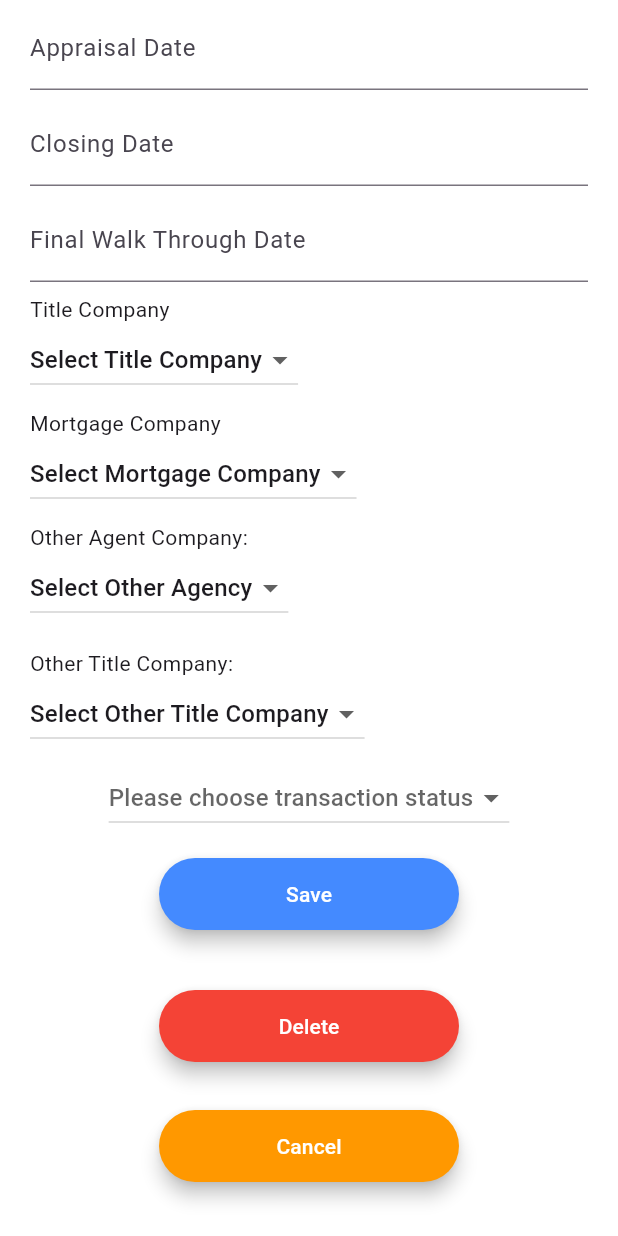
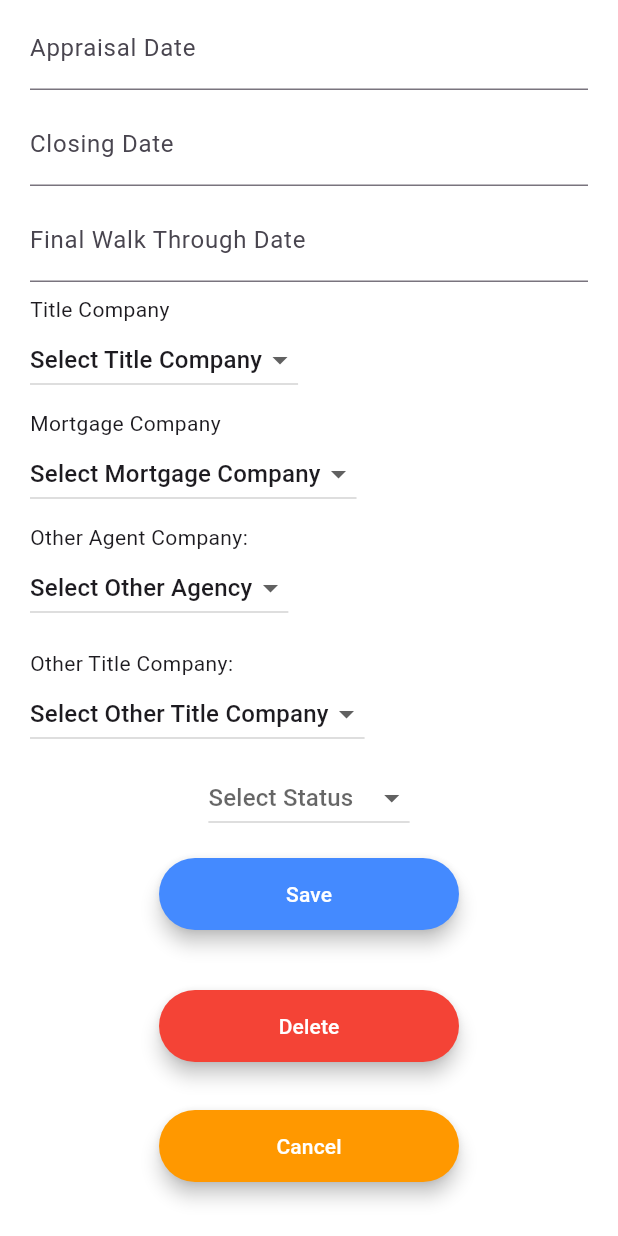
Before and after one commit to nathan-kane/deal_diligence, a Flutter app: the TransactionDetailScreen screen opened directly, on a phone screen of 412 x 824 dp. Run offline on Flutter 3.47's test engine with Material 3 defaults, Android fonts, the phone set to English and light mode, and no system bars; our stand-ins replace cloud_firestore, dartz, equatable, firebase_auth, firebase_core, flutter_credit_card and 11 more; missing offline and left inert: add_2_calendar, flutter_stripe, googleapis; accounts and stored records are empty.

Commit message:
transaction_detail_screen will load now

```diff
--- a/lib/constants.dart
+++ b/lib/constants.dart
@@ -51,6 +51,16 @@ const List kBusinessType = [
 
 const List kFrequencyList = ['daily', 'weekly', 'monthly', 'yearly'];
 
+const List kTrxnStatus = ['Select Status',
+                    'Prospect',
+                    'Listed',
+                    'Under Contract',
+                    'On Hold',
+                    'Closed',
+                    'Archived'];
+
+const List kClientType = ['Choose Client Type', 'Buyer', 'Seller'];
+
 const List kStates = [
   'Choose State',
   'AL',
--- a/lib/screens/transaction_detail_screen.dart
+++ b/lib/screens/transaction_detail_screen.dart
@@ -17,7 +17,7 @@ import 'package:deal_diligence/Providers/trxn_provider.dart';
 import 'package:deal_diligence/Providers/user_provider.dart';
 import 'package:deal_diligence/components/rounded_button.dart';
 import 'package:deal_diligence/constants.dart' as constants;
-import 'package:deal_diligence/screens/list_of_trxns.dart';
+//import 'package:deal_diligence/screens/list_of_trxns.dart';
 import 'package:deal_diligence/screens/main_screen.dart';
 import 'package:deal_diligence/screens/popup_commission.dart';
 import 'package:deal_diligence/screens/property_webview_screen.dart';
@@ -34,6 +34,8 @@ String? _companyId;
 String? _selectedCompany;
 String? _selectedUser;
 String? _selectedClientState;
+String? _selectedClientType;
+String? _selectedTrxnStatus;
 String? _selectedInspectorCompany;
 String? _selectedAppraiserCompany;
 String? _selectedOtherAgentCompany;
@@ -42,6 +44,8 @@ String? _selectedMortgageCompany;
 String? _selectedOtherTitleCompany;
 String? _currentPropertyState;
 String? _currentClientState;
+String? _currentClientType;
+String? _currentTrxnStatus;
 
 // List<DropdownMenuItem<String>> propertyStateItems = [];
 // List<DropdownMenuItem<String>> clientStateItems = [];
@@ -78,6 +82,7 @@ class _TransactionDetailScreenState
     extends ConsumerState<TransactionDetailScreen> {
   StreamProvider<List<Trxn>>? streamProvider;
   final _db = FirebaseFirestore.instance;
+  String? _clientType;
   String? _clientId;
 
   DocumentReference? docRef;
@@ -92,7 +97,7 @@ class _TransactionDetailScreenState
   bool _hasCellNumber = false;
   bool _hasHomeNumber = false;
   String? _mlsSearchLink;
-  String _clientType = 'Select Client Type';
+  //String _clientType = 'Select Client Type';
   double commission = 0.0;
   late final StreamSubscription _trxnStream;
   late final StreamSubscription _clientStream;
@@ -202,12 +207,16 @@ class _TransactionDetailScreenState
     super.initState();
 
     _dropDownState = getDropDownState();
+    _dropdownClientType = getDropDownClientType();
+    _dropdownTrxnStatusList = getDropDownTrxnStatus();
     _selectedUser = 'Select Agent';
   }
 
   String _currentStatus = "Select Status";
 
   List<DropdownMenuItem<String>>? _dropDownState;
+  List<DropdownMenuItem<String>>? _dropdownClientType;
+  List<DropdownMenuItem<String>>? _dropdownTrxnStatusList;
 
   List<DropdownMenuItem<String>> getDropDownState() {
     List<DropdownMenuItem<String>> items = [];
@@ -221,6 +230,30 @@ class _TransactionDetailScreenState
     return items;
   }
 
+  List<DropdownMenuItem<String>> getDropDownClientType() {
+    List<DropdownMenuItem<String>> items = [];
+    for (String clientType in constants.kClientType /* as Iterable<String>*/) {
+      items.add(DropdownMenuItem(
+          value: clientType,
+          child: Text(
+            clientType,
+          )));
+    }
+    return items;
+  }
+
+  List<DropdownMenuItem<String>> getDropDownTrxnStatus() {
+    List<DropdownMenuItem<String>> items = [];
+    for (String trxnStatus in constants.kTrxnStatus /* as Iterable<String>*/) {
+      items.add(DropdownMenuItem(
+          value: trxnStatus,
+          child: Text(
+            trxnStatus,
+          )));
+    }
+    return items;
+  }
+
   Future<void> _launchURL(Uri url) async {
     //const url = 'https://flutterdevs.com/';
     if (await canLaunchUrl(url)) {
@@ -249,20 +282,33 @@ class _TransactionDetailScreenState
         .updateselectedTrxnState(selectedState!);
   }
 
-  void changedClientDropDownState(String? selectedState) {
+  void changedClientDropDownState(String? selectedClientState) {
     setState(() {
-      _currentClientState = selectedState;
+      _currentClientState = selectedClientState;
     });
     bClientChanged = true;
-    ref.read(clientNotifierProvider.notifier).updateClientState(selectedState!);
+    ref
+        .read(clientNotifierProvider.notifier)
+        .updateClientState(selectedClientState!);
   }
 
-  // void changedDropDownClientType(String selectedClientType) {
-  //   setState(() {
-  //     _clientType = selectedClientType;
-  //   });
-  //   //globals.selectedTrxnState = selectedClientType;
-  // }
+  void changedDropDownClientType(String? selectedClientType) {
+    setState(() {
+      _currentClientType = selectedClientType;
+    });
+    ref
+        .read(clientNotifierProvider.notifier)
+        .updateClientType(selectedClientType!);
+  }
+
+  void changedDropDownTrxnStatus(String? selectedTrxnStatus) {
+    setState(() {
+      _currentTrxnStatus = selectedTrxnStatus;
+    });
+    ref
+        .read(clientNotifierProvider.notifier)
+        .updateClientType(selectedTrxnStatus!);
+  }
 
   void changedDropDownAgency(String? selectedCompany) {
     setState(() {
@@ -365,6 +411,8 @@ class _TransactionDetailScreenState
         _selectedOtherAgentCompany = null;
         _selectedOtherTitleCompany = null;
         _currentClientState = null;
+        _currentClientType = null;
+        _currentTrxnStatus = null;
       });
     } else {
       // Populate controllers when transaction exists
@@ -517,7 +565,7 @@ class _TransactionDetailScreenState
             inspectionDateController.text = "";
           }
 
-          // Initialize the appraiser dropdownbutton
+          /// Initialize the appraiser dropdownbutton
           if (trxnSnapshot.data()?['appraiserCompanyId'] == "" ||
               trxnSnapshot.data()?['appraiserCompanyId'] == null) {
             _selectedAppraiserCompany = "Select Appraiser";
@@ -635,10 +683,28 @@ class _TransactionDetailScreenState
               setState(() {
                 if (clientSnapshot.data()?['clientState'] == null ||
                     clientSnapshot.data()?['clientState'] == "") {
-                  _currentClientState = "Choose State";
+                  _currentClientState = "Choose Client State";
                   //clientStateController.text = "AL";
                 } else {
                   _currentClientState = clientSnapshot.data()?['clientState'];
+                }
+              });
+
+              setState(() {
+                if (clientSnapshot.data()?['clientType'] == null ||
+                    clientSnapshot.data()?['clientType'] == "") {
+                  _currentClientType = "Choose Client Type";
+                } else {
+                  _currentClientType = clientSnapshot.data()?['clientType'];
+                }
+              });
+
+              setState(() {
+                if (clientSnapshot.data()?['trxnStatus'] == null ||
+                    clientSnapshot.data()?['trxnStatus'] == "") {
+                  _currentTrxnStatus = "Select Status";
+                } else {
+                  _currentTrxnStatus = clientSnapshot.data()?['trxnStatus'];
                 }
               });
 
@@ -687,6 +753,12 @@ class _TransactionDetailScreenState
     ref
         .read(clientNotifierProvider.notifier)
         .updateClientState(_currentClientState!);
+    ref
+        .read(clientNotifierProvider.notifier)
+        .updateClientType(_currentClientType!);
+    ref
+        .read(clientNotifierProvider.notifier)
+        .updateClientType(_currentTrxnStatus!);
     ref
         .read(clientNotifierProvider.notifier)
         .updateCellPhone(clientCellPhoneController.text);
@@ -808,50 +880,52 @@ class _TransactionDetailScreenState
                 const SizedBox(
                   height: 8.0,
                 ),
-                // Container(
-                //   /* Populate the Agent dropdown only if
-                //        there is an agency to associate the agent with.
-                //      */
-                //   child: _currentCompany != null && _currentCompany != ""
-                //       ? StreamBuilder(
-                //           stream: _db
-                //               .collection('users')
-                //               .where('companyId', isEqualTo: _currentCompany)
-                //               .snapshots(),
-                //           builder:
-                //               (BuildContext context, AsyncSnapshot snapshot) {
-                //             List<DropdownMenuItem<String>> userItems = [];
-                //             if (snapshot.hasData) {
-                //               final userList = snapshot.data.docs;
-                //               for (var user in userList) {
-                //                 userItems.add(
-                //                   DropdownMenuItem(
-                //                     value: user.id,
-                //                     child: Text(
-                //                       user['fName'] + '' + user['lName'],
-                //                     ),
-                //                   ),
-                //                 );
-                //               }
-                //             } else {
-                //               return const CircularProgressIndicator();
-                //             }
-                //             return DropdownButton<String>(
-                //               hint: const Text("Select User"),
-                //               value: _selectedUser,
-                //               onChanged: (userValue) {
-                //                 setState(() {
-                //                   _selectedUser = userValue;
-                //                   ref
-                //                       .read(globalsNotifierProvider.notifier)
-                //                       .updatecurrentUserId(userValue!);
-                //                 });
-                //               },
-                //               items: userItems,
-                //             );
-                //           })
-                //       : const Text('No users yet'),
-                // ),
+                Container(
+                  /* Populate the Agent dropdown only if
+                       there is an agency to associate the agent with.
+                     */
+                  child: _currentCompany != null && _currentCompany != ""
+                      ? StreamBuilder(
+                          stream: _db
+                              .collection('users')
+                              .where('companyId', isEqualTo: _currentCompany)
+                              .snapshots(),
+                          builder:
+                              (BuildContext context, AsyncSnapshot snapshot) {
+                            List<DropdownMenuItem<String>> userItems = [];
+                            if (snapshot.hasData) {
+                              final userList = snapshot.data.docs;
+                              for (var user in userList) {
+                                userItems.add(
+                                  DropdownMenuItem(
+                                    value: user.id,
+                                    child: Text(
+                                      user['fName'] + '' + user['lName'],
+                                    ),
+                                  ),
+                                );
+                              }
+                            } else {
+                              return const CircularProgressIndicator();
+                            }
+                            return DropdownButton<String>(
+                              hint: const Text("Select User"),
+                              value: _selectedUser,
+                              onChanged: (userValue) {
+                                setState(() {
+                                  _selectedUser = userValue;
+                                  ref
+                                      .read(globalsNotifierProvider.notifier)
+                                      .updatecurrentUserId(userValue!);
+                                });
+                              },
+                              items: userItems,
+                            );
+                          })
+                      : const Text('No users yet'),
+                ),
+
+                /// Display the client information in a collapsable panel
                 Card(
                   child: Column(
                     mainAxisAlignment: MainAxisAlignment.start,
@@ -942,7 +1016,7 @@ class _TransactionDetailScreenState
                           DropdownButton(
                             value: _currentClientState,
                             items: _dropDownState,
-                            hint: const Text('Choose State'),
+                            hint: const Text('Choose Client State'),
                             onChanged: changedClientDropDownState,
                           ),
                           TextField(
@@ -1062,30 +1136,16 @@ class _TransactionDetailScreenState
                     ],
                   ),
                 ),
-                // Row(
-                //   children: [
-                //     const Text('Client Type:   '),
-                //     DropdownButton<String>(
-                //       value: _clientType,
-                //       hint: const Text('Client Type'),
-                //       onChanged: (_value) {
-                //         setState(() {
-                //           _clientType = _value!;
-                //         });
-                //       },
-                //       items: <String>[
-                //         'Select Client Type',
-                //         'Buyer',
-                //         'Seller'
-                //       ].map<DropdownMenuItem<String>>((String clientTypeList) {
-                //         return DropdownMenuItem<String>(
-                //           value: clientTypeList,
-                //           child: Text(clientTypeList),
-                //         );
-                //       }).toList(),
-                //     ),
-                //   ],
-                // ),
+
+                /// //////////////////////////////////////
+                DropdownButton(
+                  value: _currentClientType,
+                  items: _dropdownClientType,
+                  hint: const Text('Choose Client Type'),
+                  onChanged: changedDropDownClientType,
+                ),
+
+                /// ////////////////////////////////////////
                 const SizedBox(
                   height: 8.0,
                 ),
@@ -2070,32 +2130,38 @@ class _TransactionDetailScreenState
                 const SizedBox(
                   height: 8.0,
                 ),
-                DropdownButton<String>(
-                  hint: const Text('Please choose transaction status'),
-                  value: _trxnStatus,
-                  onChanged: (_value) {
-                    setState(() {
-                      _trxnStatus = _value;
-                      ref
-                          .read(trxnNotifierProvider.notifier)
-                          .updateTrxnStatus(_value);
-                    });
-                  },
-                  items: <String>[
-                    'Select Status',
-                    'Prospect',
-                    'Listed',
-                    'Under Contract',
-                    'On Hold',
-                    'Closed',
-                    'Archived'
-                  ].map<DropdownMenuItem<String>>((String _value) {
-                    return DropdownMenuItem<String>(
-                      value: _value,
-                      child: Text(_value),
-                    );
-                  }).toList(),
-                ),
+                DropdownButton(
+                  value: _currentTrxnStatus,
+                  items: _dropdownTrxnStatusList,
+                  hint: const Text('Select Status'),
+                  onChanged: changedDropDownTrxnStatus,
+                ),
+                // DropdownButton<String>(
+                //   hint: const Text('Please choose transaction status'),
+                //   value: _trxnStatus,
+                //   onChanged: (_value) {
+                //     setState(() {
+                //       _trxnStatus = _value;
+                //       // ref
+                //       //     .read(trxnNotifierProvider.notifier)
+                //       //     .updateTrxnStatus(_value);
+                //     });
+                //   },
+                //   items: <String>[
+                //     'Select Status',
+                //     'Prospect',
+                //     'Listed',
+                //     'Under Contract',
+                //     'On Hold',
+                //     'Closed',
+                //     'Archived'
+                //   ].map<DropdownMenuItem<String>>((String _value) {
+                //     return DropdownMenuItem<String>(
+                //       value: _value,
+                //       child: Text(_value),
+                //     );
+                //   }).toList(),
+                // ),
                 RoundedButton(
                   title: 'Save',
                   colour: Colors.blueAccent,
@@ -2115,8 +2181,8 @@ class _TransactionDetailScreenState
                             /// Save the client record and get the client DocumentReference in return
                             var docRef = await ref
                                 .read(clientNotifierProvider.notifier)
-                                .saveClient(ref.read(clientNotifierProvider),
-                                    true);
+                                .saveClient(
+                                    ref.read(clientNotifierProvider), true);
 
                             /// Add the new clientId to the client provider
                             ref
@@ -2126,8 +2192,8 @@ class _TransactionDetailScreenState
                             /// Update the client record with the new clientId
                             ref
                                 .read(clientNotifierProvider.notifier)
-                                .saveClient(
-                                    ref.read(clientNotifierProvider), false, docRef.id);
+                                .saveClient(ref.read(clientNotifierProvider),
+                                    false, docRef.id);
 
                             /// Add the new client ID to the trxn provider to be saved
                             ref
--- a/lib/screens/user_profile_screen.dart
+++ b/lib/screens/user_profile_screen.dart
@@ -16,13 +16,13 @@ import 'package:deal_diligence/components/rounded_button.dart';
 import 'package:deal_diligence/constants.dart' as constants;
 import 'package:deal_diligence/screens/company_screen.dart';
 import 'package:deal_diligence/screens/main_screen.dart';
-import 'package:deal_diligence/screens/widgets/snackbarwidget.dart';
+//import 'package:deal_diligence/screens/widgets/snackbarwidget.dart';
 import 'package:firebase_auth/firebase_auth.dart';
 import 'package:flutter/material.dart';
 import 'package:flutter_riverpod/flutter_riverpod.dart';
 import 'package:google_sign_in/google_sign_in.dart';
-import 'package:mailer/mailer.dart';
-import 'package:mailer/smtp_server.dart';
+// import 'package:mailer/mailer.dart';
+// import 'package:mailer/smtp_server.dart';
 import 'package:mask_text_input_formatter/mask_text_input_formatter.dart';
 
 final usersRef = FirebaseFirestore.instance.collection(('users'));
```
Also changed, not shown: lib/Providers/client_provider.dart (+18 -2 lines), lib/screens/company_screen.dart (+0 -9 lines).
